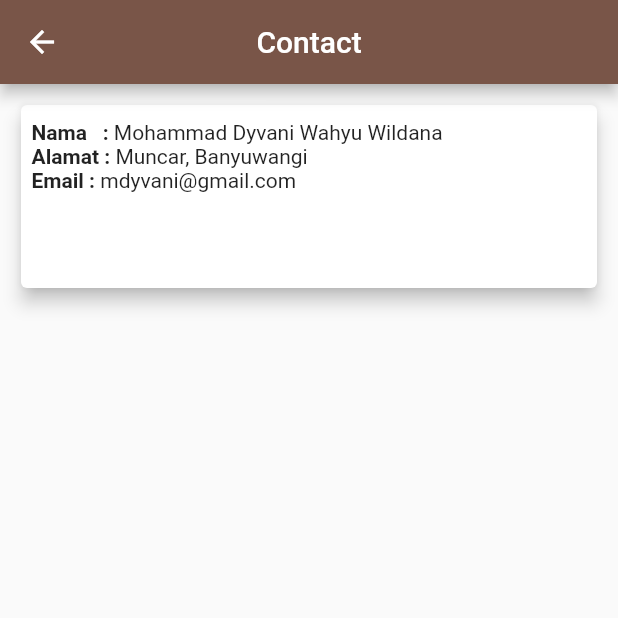
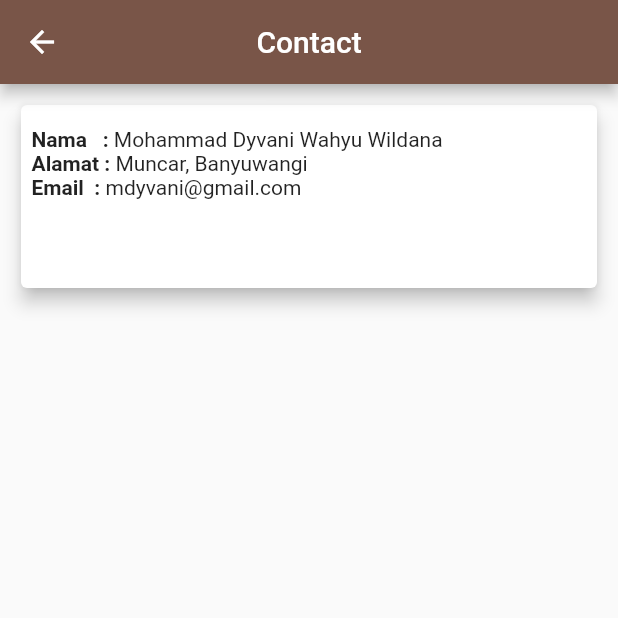
Before and after one commit to mohammaddyvani/routing_flutter, a Flutter app: the ContactPage screen opened by its route, on a phone screen of 412 x 824 dp, the top half of it. Run offline on Flutter 3.47's test engine with Material 2 defaults, Android fonts, the phone set to English and light mode, and no system bars.

```diff
--- a/lib/pages/contact.dart
+++ b/lib/pages/contact.dart
@@ -16,7 +16,7 @@ class ContactPage extends StatelessWidget {
         child: Card(
           elevation: 5,
           child: Padding(
-            padding: EdgeInsets.fromLTRB(7, 10, 7, 10),
+            padding: EdgeInsets.fromLTRB(7, 15, 7, 10),
             child: Column(
               crossAxisAlignment: CrossAxisAlignment.start,
               children: [
@@ -34,7 +34,7 @@ class ContactPage extends StatelessWidget {
                 ),
                 Row(
                   children: [
-                    Text("Email : ", style: TextStyle(fontWeight: FontWeight.bold)),
+                    Text("Email  : ", style: TextStyle(fontWeight: FontWeight.bold)),
                     Text("mdyvani@gmail.com"),
                   ],
                 ),
```
Also changed, not shown: 1 other file.
